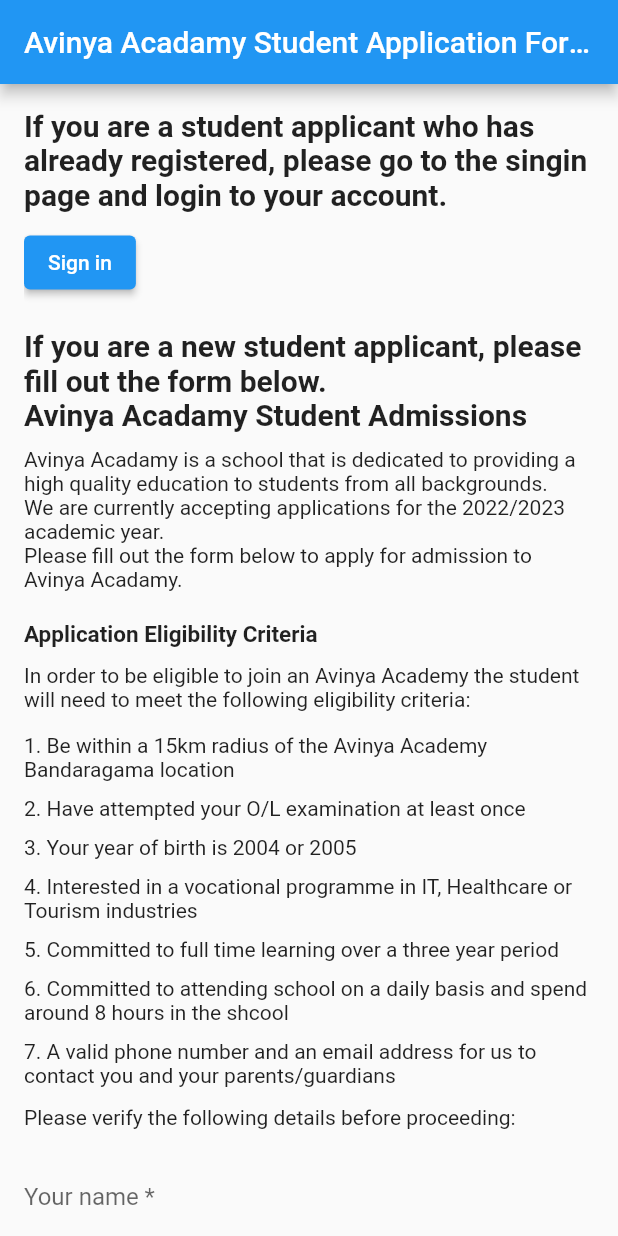
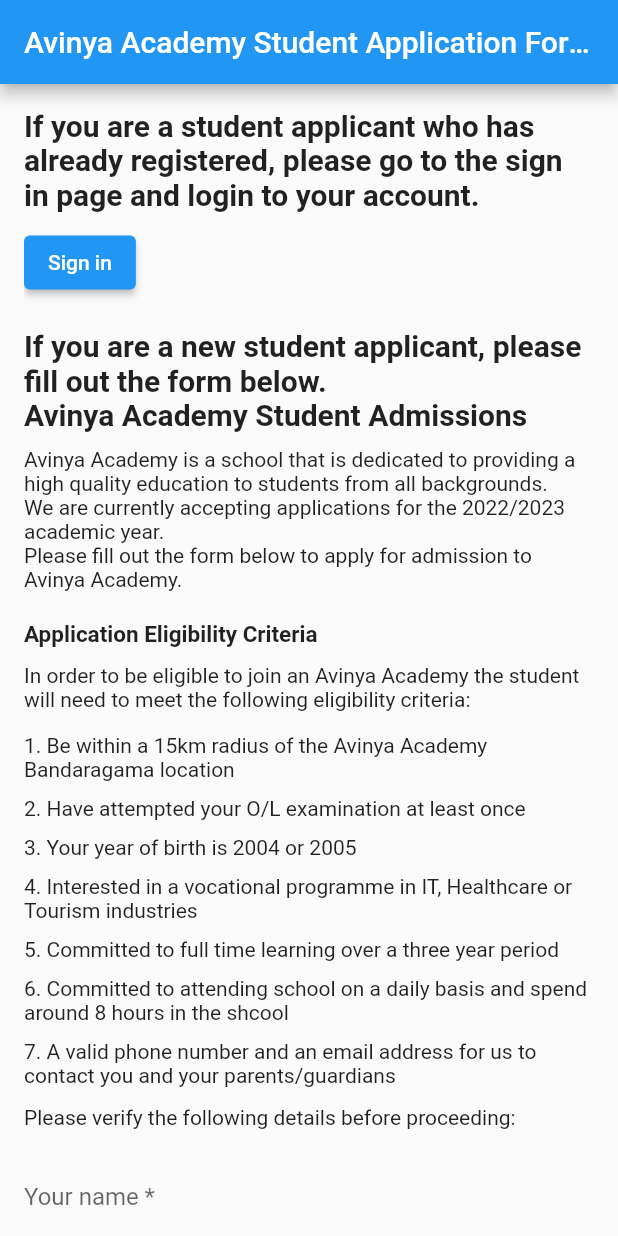
Before and after one commit to Avinya-Foundation/admissions-application-frontend, a Flutter app: the screen it shows after launch, on a phone screen of 412 x 824 dp. Run offline on Flutter 3.47's test engine with Material 2 defaults, Android fonts, the phone set to English and light mode, and no system bars; our stand-ins replace email_validator, jwt_decoder, mask_text_input_formatter, url_strategy; missing offline and left inert: adaptive_navigation, dart:html, openid_client, path_to_regexp, window_size.

Commit message:
Fixing spelling errors and typos in the pages.

```diff
--- a/lib/src/config/app_config.dart
+++ b/lib/src/config/app_config.dart
@@ -12,7 +12,7 @@
       "https://api.asgardeo.io/t/avinyafoundation/oauth2/token";
   static String asgardeoClientId = "";
   static var apiTokens = null;
-  static String applicationName = 'Avinya Acadamy Student Admissions Portal';
+  static String applicationName = 'Avinya Academy Student Admissions Portal';
   static String applicationVersion = '0.3.0';
 
   //AppConfig({required this.apiUrl});
--- a/lib/src/screens/apply.dart
+++ b/lib/src/screens/apply.dart
@@ -162,7 +162,7 @@
           } else if (snapshot.hasError) {
             return Scaffold(
               appBar: AppBar(
-                title: const Text('Avinya Acadamy Student Application Form'),
+                title: const Text('Avinya Academy Student Application Form'),
               ),
               body: Padding(
                 padding: const EdgeInsets.all(16),
--- a/lib/src/screens/preconditions.dart
+++ b/lib/src/screens/preconditions.dart
@@ -81,7 +81,7 @@
     return Scaffold(
       resizeToAvoidBottomInset: false,
       appBar: AppBar(
-        title: const Text('Avinya Acadamy Student Application Form'),
+        title: const Text('Avinya Academy Student Application Form'),
       ),
       body: Padding(
         padding: const EdgeInsets.all(16),
@@ -94,7 +94,7 @@
               mainAxisAlignment: MainAxisAlignment.start,
               children: <Widget>[
                 Text(
-                  'If you are a student applicant who has already registered, please go to the singin page and login to your account.',
+                  'If you are a student applicant who has already registered, please go to the sign in page and login to your account.',
                   style: TextStyle(
                     fontSize: 20,
                     fontWeight: FontWeight.bold,
@@ -128,18 +128,18 @@
                                   crossAxisAlignment: CrossAxisAlignment.start,
                                   children: [
                                     Text(
-                                      "Avinya Acadamy Student Admissions",
+                                      "Avinya Academy Student Admissions",
                                       style: TextStyle(
                                           fontSize: 20,
                                           fontWeight: FontWeight.bold),
                                     ),
                                     SizedBox(height: 10.0),
                                     Text(
-                                        "Avinya Acadamy is a school that is dedicated to providing a high quality education to students from all backgrounds."),
+                                        "Avinya Academy is a school that is dedicated to providing a high quality education to students from all backgrounds."),
                                     Text(
                                         "We are currently accepting applications for the 2022/2023 academic year. "),
                                     Text(
-                                        "Please fill out the form below to apply for admission to Avinya Acadamy. "),
+                                        "Please fill out the form below to apply for admission to Avinya Academy. "),
                                     SizedBox(height: 20.0),
                                     Text(
                                       "Application Eligibility Criteria",
@@ -298,8 +298,10 @@
                 TextFormField(
                   controller: _distance_Controller,
                   decoration: InputDecoration(
-                    labelText: 'Distance from School location in Kilometers *',
-                    hintText: 'How far you live from SIL Bandaragama in KM?',
+                    labelText:
+                        'Distance from the school location in Kilometers *',
+                    hintText:
+                        'How far you live from Avinya Academy Bandaragama in KM?',
                     helperText: 'e.g. 14',
                   ),
                   onFieldSubmitted: (_) {
--- a/lib/src/screens/scaffold.dart
+++ b/lib/src/screens/scaffold.dart
@@ -31,7 +31,7 @@
       body: AdaptiveNavigationScaffold(
         selectedIndex: selectedIndex,
         appBar: AppBar(
-          title: const Text('Avinya Acadamy - Admissions - Application Portal'),
+          title: const Text('Avinya Academy - Admissions - Application Portal'),
           actions: <Widget>[
             IconButton(
               icon: const Icon(Icons.logout),
--- a/lib/src/screens/sign_in.dart
+++ b/lib/src/screens/sign_in.dart
@@ -62,19 +62,19 @@
                     child: Wrap(children: [
                       Column(children: [
                         Text(
-                          "Avinya Acadamy Student Admissions",
+                          "Avinya Academy Student Admissions",
                           style: TextStyle(
                               fontSize: 20, fontWeight: FontWeight.bold),
                         ),
                         SizedBox(height: 20.0),
                         Text(
-                            """To proceed to the next steps of the appliation proess, please sign in with your Gmail address"""),
+                            """To proceed to the next steps of the appliation process, please sign in with your Gmail address"""),
                         SizedBox(height: 10.0),
                         Text(
-                            "Once you sing in, you will be dorected to the rest of the pplication application froms"),
+                            "Once you sign in, you will be directed to the rest of the application froms"),
                         SizedBox(height: 10.0),
                         Text(
-                            """If you have alread completed the application forms, you can sign in to view the application dashboard wheer you will see the status of your application."""),
+                            """If you have already completed the application forms, you can sign in to view the application dashboard where you will see the status of your application."""),
                         SizedBox(height: 10.0),
                       ]),
                     ]),
--- a/lib/src/screens/subscribe.dart
+++ b/lib/src/screens/subscribe.dart
@@ -63,7 +63,7 @@
     return Scaffold(
       resizeToAvoidBottomInset: false,
       appBar: AppBar(
-        title: const Text('Avinya Acadamy - Student Admissions'),
+        title: const Text('Avinya Academy - Student Admissions'),
       ),
       body: Padding(
         padding: const EdgeInsets.all(16),
--- a/lib/src/screens/subscribed_thankyou.dart
+++ b/lib/src/screens/subscribed_thankyou.dart
@@ -29,7 +29,7 @@
     return Scaffold(
       resizeToAvoidBottomInset: false,
       appBar: AppBar(
-        title: const Text('Avinya Acadamy - Student Admissions'),
+        title: const Text('Avinya Academy - Student Admissions'),
       ),
       body: Padding(
         padding: const EdgeInsets.all(16),
```
